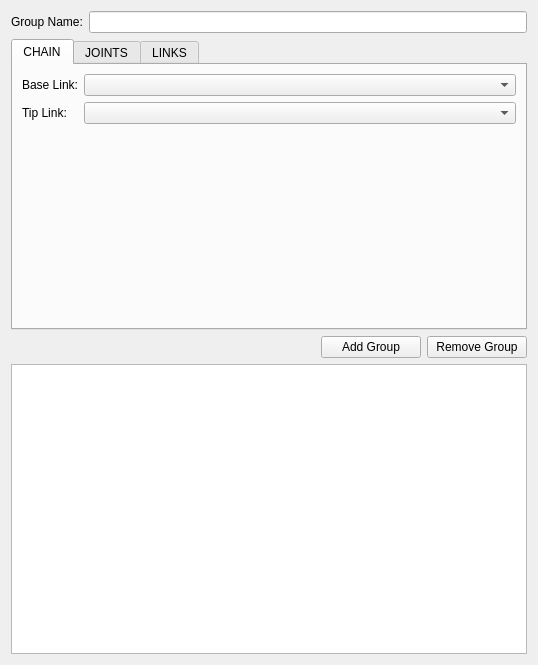
This is kinematic_groups/include/tesseract_qt/kinematic_groups/kinematic_groups_editor_widget.ui in tesseract-robotics/tesseract_qt as Qt 5 draws it before an edit. The edited form follows.
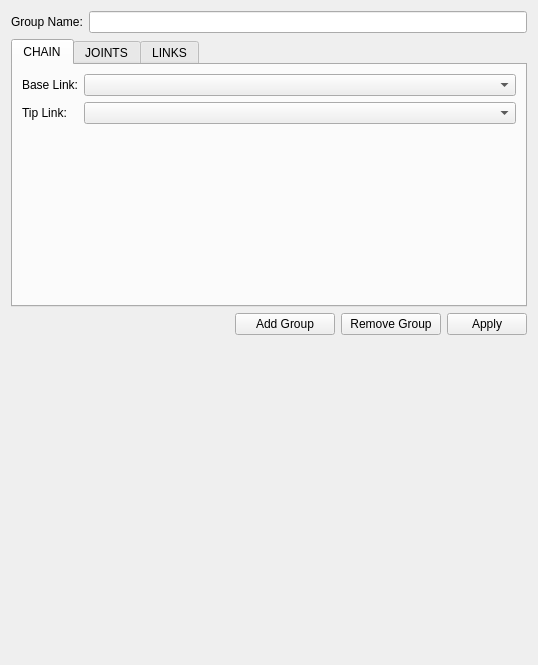
This is the edited form. The open tabs and pages were chosen to show the change. Custom widgets are drawn as their Qt base class.

The edit to the form file:
```diff
--- a/kinematic_groups/include/tesseract_qt/kinematic_groups/kinematic_groups_editor_widget.ui
+++ b/kinematic_groups/include/tesseract_qt/kinematic_groups/kinematic_groups_editor_widget.ui
@@ -264,13 +264,23 @@
         </property>
        </widget>
       </item>
+      <item>
+       <widget class="QPushButton" name="applyPushButton">
+        <property name="text">
+         <string>Apply</string>
+        </property>
+       </widget>
+      </item>
      </layout>
     </widget>
    </item>
    <item>
-    <widget class="tesseract_gui::TreeView" name="kinGroupTreeView">
-     <property name="editTriggers">
-      <set>QAbstractItemView::NoEditTriggers</set>
+    <widget class="tesseract_gui::KinematicGroupsWidget" name="kinGroupsWidget" native="true">
+     <property name="sizePolicy">
+      <sizepolicy hsizetype="Preferred" vsizetype="Preferred">
+       <horstretch>0</horstretch>
+       <verstretch>1</verstretch>
+      </sizepolicy>
      </property>
     </widget>
    </item>
@@ -278,9 +288,15 @@
  </widget>
  <customwidgets>
   <customwidget>
-   <class>tesseract_gui::TreeView</class>
-   <extends>QTreeView</extends>
-   <header>tesseract_qt/common/tree_view.h</header>
+   <class>tesseract_gui::ComboBox</class>
+   <extends>QComboBox</extends>
+   <header>tesseract_qt/common/combo_box.h</header>
+  </customwidget>
+  <customwidget>
+   <class>tesseract_gui::KinematicGroupsWidget</class>
+   <extends>QWidget</extends>
+   <header>tesseract_qt/kinematic_groups/kinematic_groups_widget.h</header>
+   <container>1</container>
   </customwidget>
  </customwidgets>
  <resources/>
```
Left out of the diff: 10 changed lines with no effect on the pictures.
